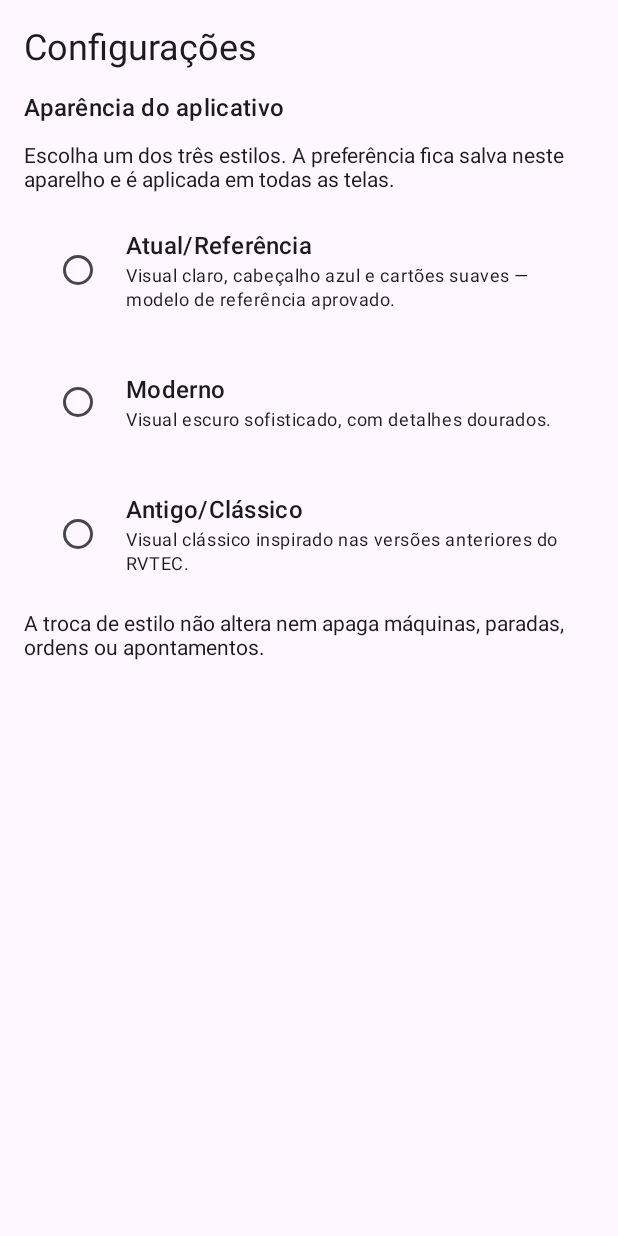
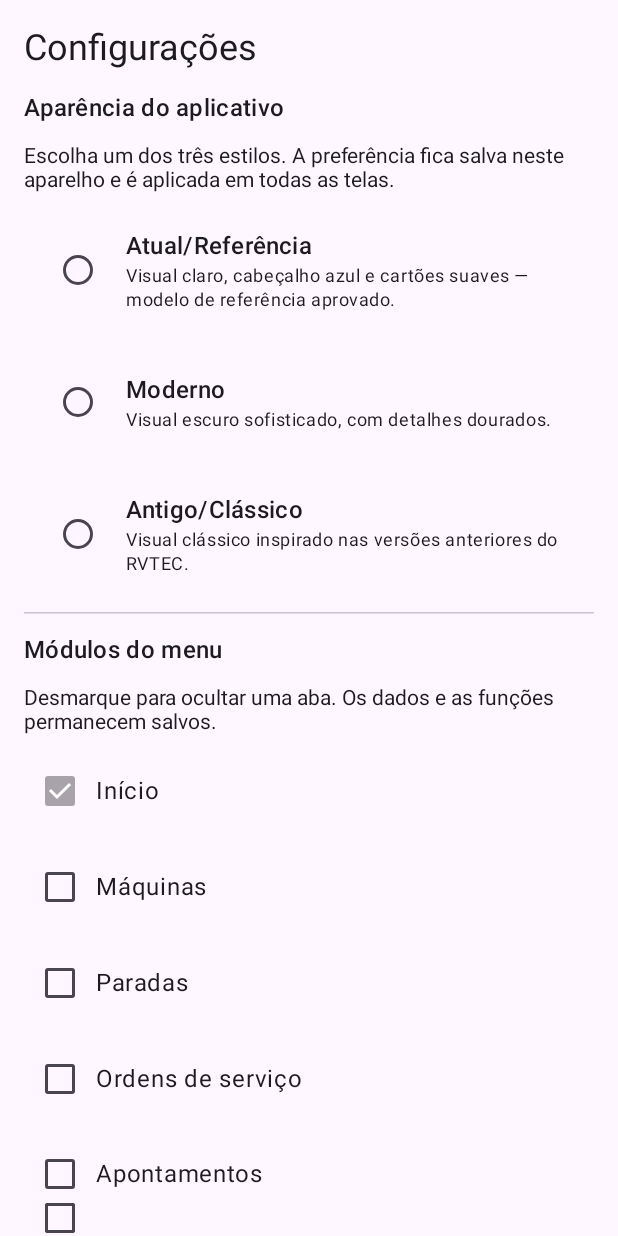
Before and after one commit to reginaldovsantos-bit/Rvtech, an Android app built with Jetpack Compose: the composable AppearanceSettingsScreen called with empty values, on a phone screen of 412 x 824 dp. Run offline under Robolectric (Android 15) with nearby library versions, the phone set to English and light mode, and no system bars; our stand-ins replace Firebase (no records; nobody signed in at launch, a user with empty details on screens opened directly); 2 statements that could not run were skipped.

Commit message:
Add persistent module visibility settings

```diff
--- a/rvtec-2.0/app/src/main/java/com/rvtec/v2/MainActivity.kt
+++ b/rvtec-2.0/app/src/main/java/com/rvtec/v2/MainActivity.kt
@@ -59,6 +59,10 @@ class MainActivity : ComponentActivity() {
                     FirebaseAuthScreen(auth) { signedIn = true }
                 } else {
                 var page by remember { mutableStateOf("Início") }
+                var visiblePages by remember {
+                    mutableStateOf(settings.getStringSet("visible_pages", null)?.toSet() ?: pages.toSet())
+                }
+                val menuPages = pages.filter { it == "Início" || it in visiblePages }
                 var revision by remember { mutableIntStateOf(0) }
                 var error by remember { mutableStateOf<String?>(null) }
                 var showMachine by remember { mutableStateOf(false) }
@@ -72,8 +76,8 @@ class MainActivity : ComponentActivity() {
                 }
                 Scaffold(topBar = { TopAppBar(title = { Text("RVTEC 2.0") }) }) { padding ->
                     Column(Modifier.fillMaxSize().padding(padding).padding(horizontal = 12.dp)) {
-                        ScrollableTabRow(selectedTabIndex = pages.indexOf(page).coerceAtLeast(0)) {
-                            pages.forEach { item ->
+                        ScrollableTabRow(selectedTabIndex = menuPages.indexOf(page).coerceAtLeast(0)) {
+                            menuPages.forEach { item ->
                                 Tab(selected = page == item, onClick = { page = item }, text = { Text(item) })
                             }
                         }
@@ -87,10 +91,20 @@ class MainActivity : ComponentActivity() {
                         }
                         error?.let { Text(it, color = MaterialTheme.colorScheme.error, modifier = Modifier.padding(8.dp)) }
                         when (page) {
-                            "Configurações" -> AppearanceSettingsScreen(appearance) { selected ->
-                                appearance = selected
-                                settings.edit().putString("appearance", selected).apply()
-                            }
+                            "Configurações" -> AppearanceSettingsScreen(
+                                selected = appearance,
+                                visiblePages = visiblePages,
+                                onAppearanceSelect = { selected ->
+                                    appearance = selected
+                                    settings.edit().putString("appearance", selected).apply()
+                                },
+                                onModuleToggle = { module, enabled ->
+                                    val updated = if (enabled) visiblePages + module else visiblePages - module
+                                    visiblePages = updated + "Início"
+                                    settings.edit().putStringSet("visible_pages", visiblePages.toSet()).apply()
+                                    if (!enabled && page == module) page = "Início"
+                                }
+                            )
                             "Início" -> {
                                 val machines = remember(revision) { repository.listMachines() }
                                 val stops = remember(revision) { repository.listStops() }
@@ -406,7 +420,12 @@ private fun orderText(s: WorkOrderStatus) = when (s) {
 
 
 @Composable
-private fun AppearanceSettingsScreen(selected: String, onSelect: (String) -> Unit) {
+private fun AppearanceSettingsScreen(
+    selected: String,
+    visiblePages: Set<String>,
+    onAppearanceSelect: (String) -> Unit,
+    onModuleToggle: (String, Boolean) -> Unit
+) {
     val styles = listOf(
         "Atual/Referência" to "Visual claro, cabeçalho azul e cartões suaves — modelo de referência aprovado.",
         "Moderno" to "Visual escuro sofisticado, com detalhes dourados.",
@@ -431,7 +450,7 @@ private fun AppearanceSettingsScreen(selected: String, onSelect: (String) -> Uni
                     Modifier.fillMaxWidth().padding(12.dp),
                     verticalAlignment = androidx.compose.ui.Alignment.CenterVertically
                 ) {
-                    RadioButton(selected = selected == name, onClick = { onSelect(name) })
+                    RadioButton(selected = selected == name, onClick = { onAppearanceSelect(name) })
                     Column(Modifier.weight(1f).padding(start = 8.dp)) {
                         Text(name, style = MaterialTheme.typography.titleMedium)
                         Text(description, style = MaterialTheme.typography.bodySmall)
@@ -439,6 +458,22 @@ private fun AppearanceSettingsScreen(selected: String, onSelect: (String) -> Uni
                 }
             }
         }
-        Text("A troca de estilo não altera nem apaga máquinas, paradas, ordens ou apontamentos.")
+        HorizontalDivider()
+        Text("Módulos do menu", style = MaterialTheme.typography.titleMedium)
+        Text("Desmarque para ocultar uma aba. Os dados e as funções permanecem salvos.")
+        pages.forEach { module ->
+            Row(
+                Modifier.fillMaxWidth().padding(vertical = 2.dp),
+                verticalAlignment = androidx.compose.ui.Alignment.CenterVertically
+            ) {
+                Checkbox(
+                    checked = module == "Início" || module in visiblePages,
+                    enabled = module != "Início",
+                    onCheckedChange = { checked -> onModuleToggle(module, checked) }
+                )
+                Text(module, style = MaterialTheme.typography.bodyLarge)
+            }
+        }
+        Text("A aba Início é obrigatória. Ocultar módulos não exclui máquinas, paradas, ordens ou apontamentos.")
     }
 }
```
